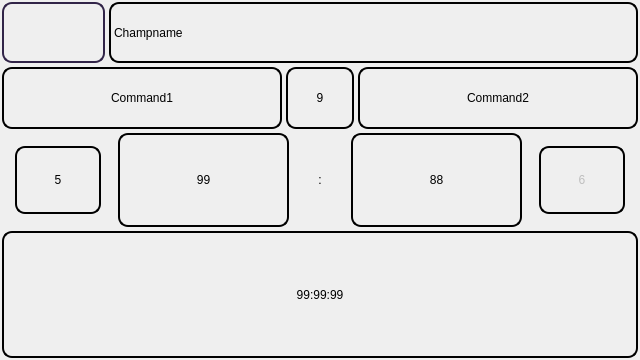
Old version of the form dialog.ui in the repository hhrhhr/miniFootballScoreboard.
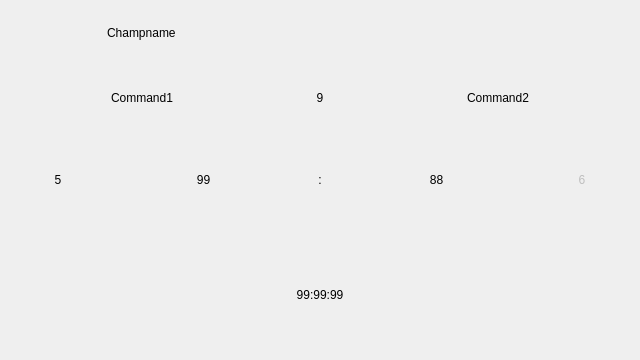
New version of the form. Icons and pictures are not drawn.

The edit to the form file:
```diff
--- a/dialog.ui
+++ b/dialog.ui
@@ -40,34 +40,6 @@
   <property name="windowTitle">
    <string>Табло</string>
   </property>
-  <property name="styleSheet">
-   <string notr="true">* {
-font: 900 30px &quot;Arial&quot;;
-background-color: &quot;#312448&quot;;
-color: &quot;#ffffff&quot;;
-margin: 2px;
-border-color: &quot;#ffffff&quot;;
-border-width: 2px;
-border-style: solid;
-border-radius: 10px;
-}
-#Dialog, #lbScoreDivisor {
-border-width: 0;
-}
-#lbLogo {
-border-color: rgb(49, 36, 72);
-}
-#lbFoul1, #lbFoul2 {
-margin: 15px;
-}
-#lbFoul1:enabled, #lbFoul2:enabled {
-background-color: &quot;#c0439163&quot;;
-}
-#lbFoul1:disabled, #lbFoul2:disabled {
-background-color: &quot;#c098514e&quot;;
-}
-</string>
-  </property>
   <layout class="QVBoxLayout" name="verticalLayout" stretch="2,2,3,4">
    <property name="spacing">
     <number>0</number>
```
